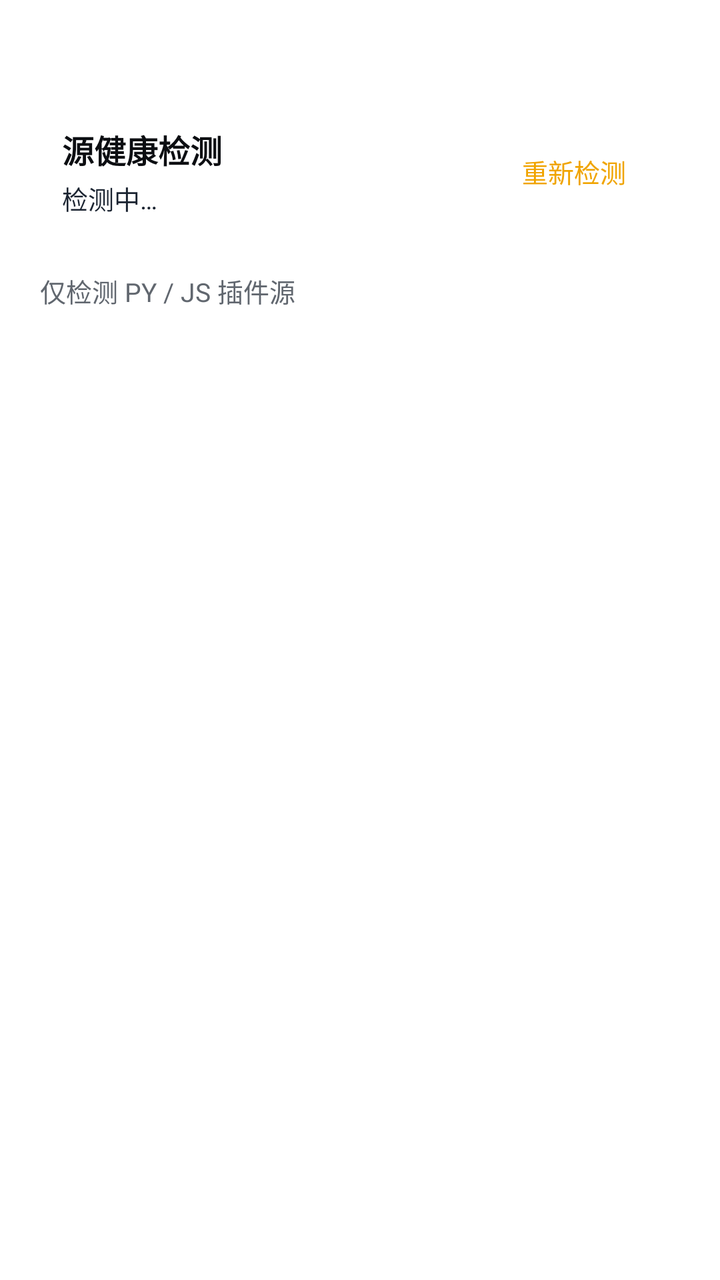
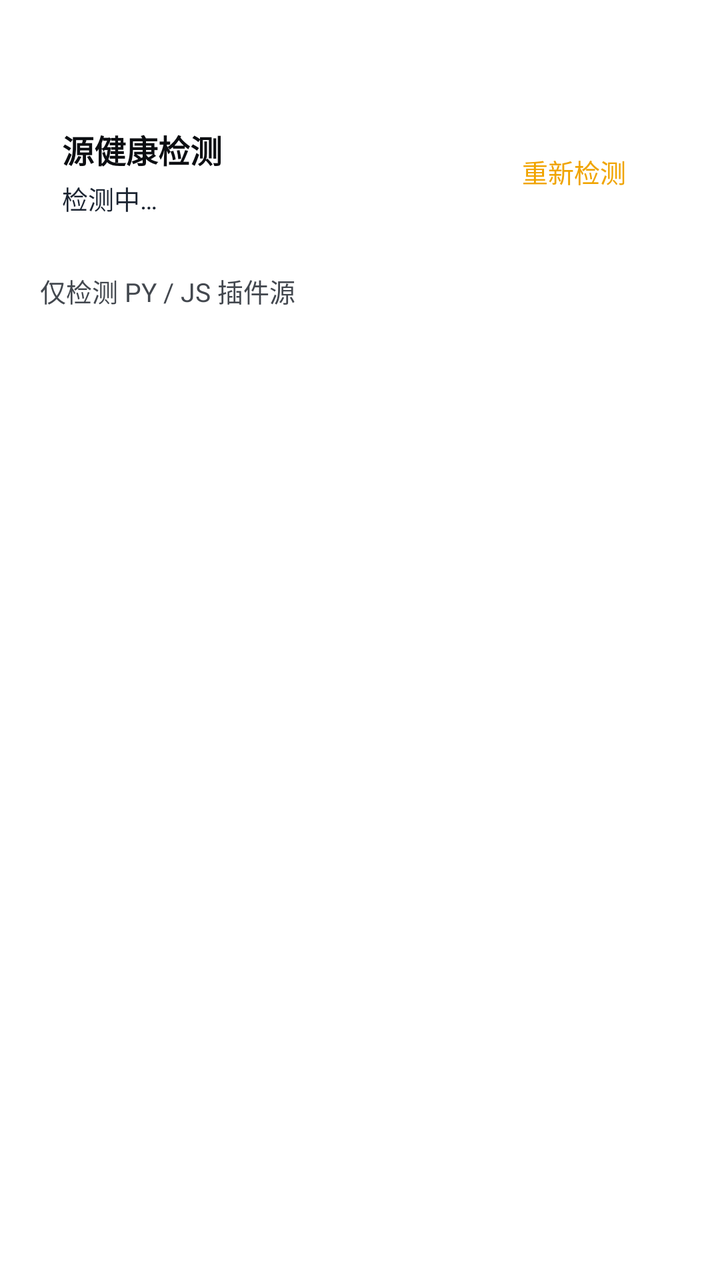

Two renders of the same Android screen: before a commit and after it. Below are the layout's source before the change and the commit's diff.
<!-- AndroidManifest.xml: another module's application theme Theme.App -->
<!-- res/layout/activity_health.xml -->
<?xml version="1.0" encoding="utf-8"?>
<LinearLayout xmlns:android="http://schemas.android.com/apk/res/android"
    android:layout_width="match_parent"
    android:layout_height="match_parent"
    android:fitsSystemWindows="true"
    android:orientation="vertical">

    <LinearLayout
        android:layout_width="match_parent"
        android:layout_height="match_parent"
        android:orientation="vertical"
        android:paddingLeft="16dp"
        android:paddingRight="16dp"
        android:paddingTop="48dp">

        <LinearLayout
            android:layout_width="match_parent"
            android:layout_height="wrap_content"
            android:layout_marginBottom="12dp"
            android:background="@drawable/xc_setcard_v2"
            android:gravity="center_vertical"
            android:minHeight="64dp"
            android:orientation="horizontal"
            android:padding="15dp">
            <LinearLayout
                android:layout_width="0dp"
                android:layout_height="wrap_content"
                android:layout_weight="1"
                android:orientation="vertical">
                <TextView
                    android:layout_width="wrap_content"
                    android:layout_height="wrap_content"
                    android:text="源健康检测"
                    android:textColor="#0C0E12"
                    android:textSize="16sp"
                    android:textStyle="bold" />
                <TextView
                    android:id="@+id/tv_summary"
                    android:layout_width="wrap_content"
                    android:layout_height="wrap_content"
                    android:layout_marginTop="3dp"
                    android:text="检测中…"
                    android:textColor="#1B2431"
                    android:textSize="13sp" />
            </LinearLayout>
            <TextView
                android:id="@+id/btn_retest"
                android:layout_width="wrap_content"
                android:layout_height="wrap_content"
                android:background="@drawable/xc_setcard_v2"
                android:paddingLeft="16dp"
                android:paddingRight="16dp"
                android:paddingTop="8dp"
                android:paddingBottom="8dp"
                android:text="重新检测"
                android:textColor="#F0A400"
                android:textSize="13sp" />
        </LinearLayout>

        <TextView
            android:layout_width="match_parent"
            android:layout_height="wrap_content"
            android:layout_marginBottom="8dp"
            android:paddingLeft="4dp"
            android:text="仅检测 PY / JS 插件源"
            android:textColor="#61676F"
            android:textSize="13sp" />

        <TextView
            android:id="@+id/tv_empty"
            android:layout_width="match_parent"
            android:layout_height="0dp"
            android:layout_weight="1"
            android:gravity="center"
            android:text="暂无 PY / JS 源"
            android:textColor="#61676F"
            android:textSize="14sp"
            android:visibility="gone" />

        <androidx.recyclerview.widget.RecyclerView
            android:id="@+id/rv_sites"
            android:layout_width="match_parent"
            android:layout_height="0dp"
            android:layout_weight="1"
            android:clipToPadding="false"
            android:paddingBottom="16dp" />
    </LinearLayout>
</LinearLayout>
<!-- resources referenced by this layout -->
<resources>
  <!-- drawable xc_setcard_v2 (drawable) -->
  <?xml version="1.0" encoding="utf-8"?>
  <shape xmlns:android="http://schemas.android.com/apk/res/android" android:shape="rectangle">
      <corners android:radius="10dp" />
      <solid android:color="#57FFFFFF" />
      <stroke android:width="1dp" android:color="#61FFFFFF" />
  </shape>
  <style name="Theme.App" parent="Theme.XingChen">
          <item name="android:windowDisablePreview">true</item>
          <item name="android:windowSplashScreenBackground">#000000</item>
          <item name="android:windowBackground">#000000</item>
      </style>
  <style name="Theme.XingChen" parent="Theme.Material3.DayNight.NoActionBar">
          <item name="android:windowBackground">@android:color/transparent</item>
                <item name="android:colorBackground">@android:color/transparent</item>
          <item name="colorPrimary">#f0a400</item>
          <item name="colorPrimaryVariant">#c07f00</item>
          <item name="colorOnPrimary">@android:color/white</item>
      </style>
</resources>

<!-- the commit's change to res/layout/activity_health.xml (unified diff, before → after) -->
@@ -63,7 +63,7 @@
             android:layout_marginBottom="8dp"
             android:paddingLeft="4dp"
             android:text="仅检测 PY / JS 插件源"
-            android:textColor="#61676F"
+            android:textColor="#43484F"
             android:textSize="13sp" />
 
         <TextView
@@ -73,7 +73,7 @@
             android:layout_weight="1"
             android:gravity="center"
             android:text="暂无 PY / JS 源"
-            android:textColor="#61676F"
+            android:textColor="#43484F"
             android:textSize="14sp"
             android:visibility="gone" />
 
